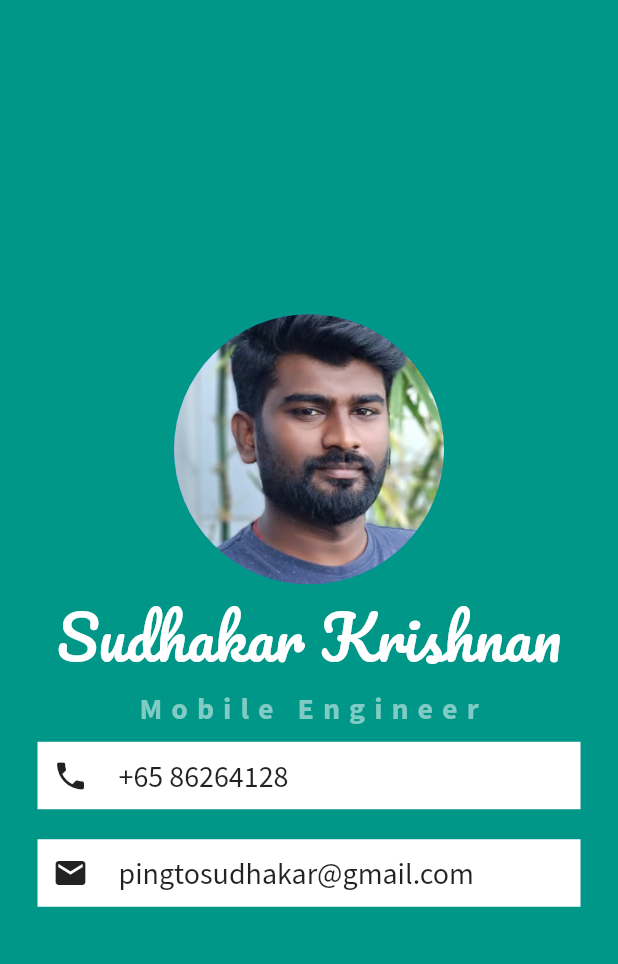
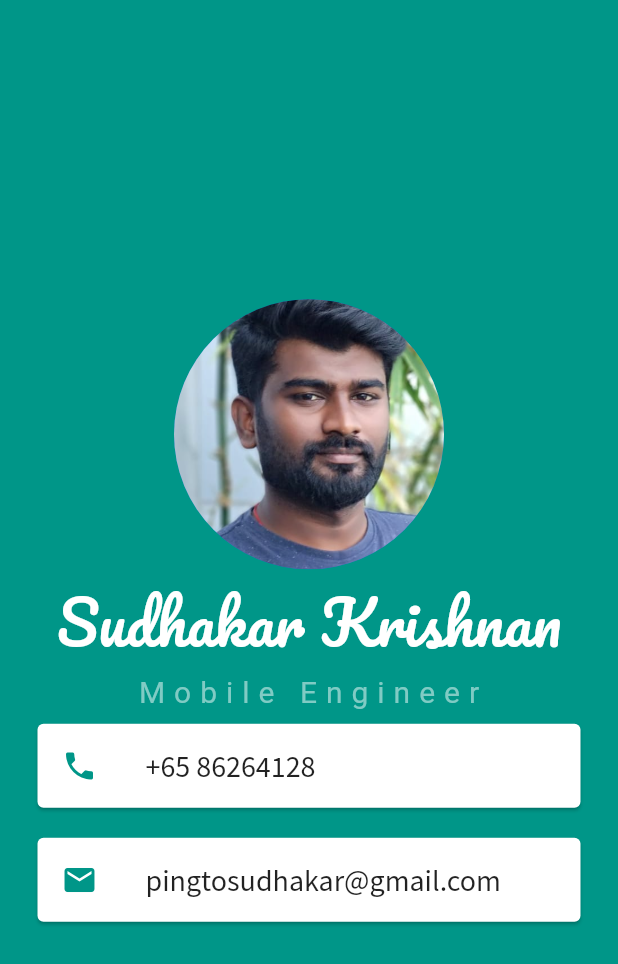
Before and after one commit to Flutter-learning-tutorial/mi_card, a Flutter app: the screen it shows after launch, on a phone screen of 412 x 824 dp. Shown: the top 964 px of the screen. Run offline on Flutter 3.47's test engine with Material 2 defaults, Android fonts, the phone set to English and light mode, and no system bars; Roboto replaces fonts that are missing (SourceSansPro-Bold).

Commit message:
list tile and card added.

```diff
--- a/lib/main.dart
+++ b/lib/main.dart
@@ -30,8 +30,7 @@ class MICardApp extends StatelessWidget {
                       fontSize: 40)),
               Text("Mobile Engineer",
                   style: TextStyle(
-                      fontFamily: "SourceSansPro",
-                      fontWeight: FontWeight.bold,
+                      fontFamily: "SourceSansPro-Bold",
                       fontSize: 20,
                       color: Colors.teal[200],
                       letterSpacing: 6)),
@@ -44,20 +43,19 @@ class MICardApp extends StatelessWidget {
     );
   }
 
-  Container getIconWithText(String text, IconData icon) {
-    return Container(
+  Card getIconWithText(String text, IconData icon) {
+    return Card(
       color: Colors.white,
-      padding: EdgeInsets.all(10),
       margin: EdgeInsets.symmetric(horizontal: 25, vertical: 10),
-      child: Row(
-        children: [
-          Icon(icon),
-          SizedBox(width: 20),
-          Text(
-            text,
-            style: TextStyle(fontFamily: "SourceSansPro", fontSize: 20),
-          )
-        ],
+      child: ListTile(
+        leading: Icon(
+          icon,
+          color: Colors.teal,
+        ),
+        title: Text(
+          text,
+          style: TextStyle(fontFamily: "SourceSansPro", fontSize: 20),
+        ),
       ),
     );
   }
```
